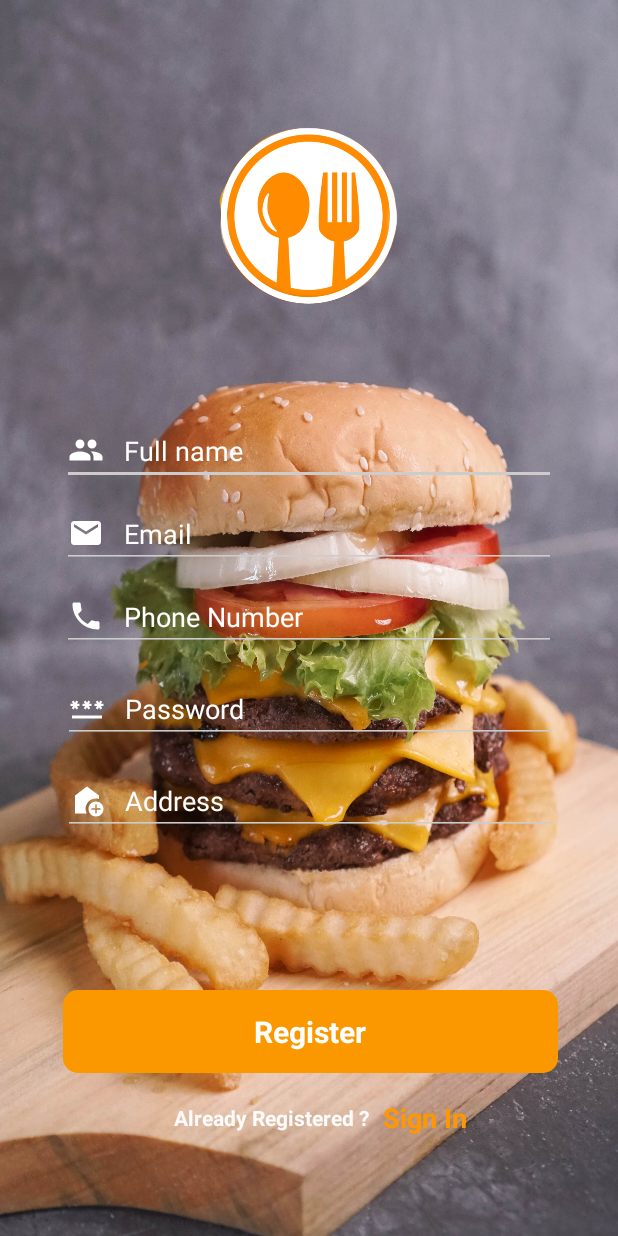
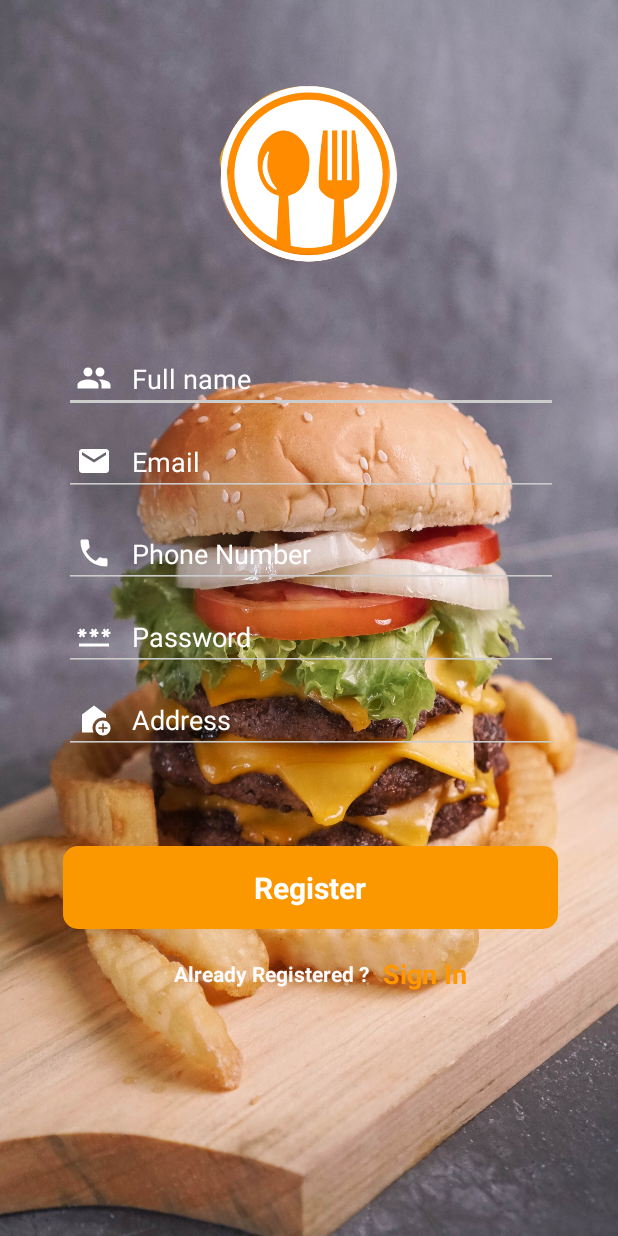
Before and after one commit to minhbebong/FoodDeliveryApp, an Android app: the RegisterActivity screen opened directly, with no data from a screen before it, on a phone screen of 412 x 824 dp. Run offline under Robolectric (Android 15) with nearby library versions, the phone set to English and light mode, and no system bars; our stand-ins replace Room's generated code; Roboto replaces fonts that are not available here; 1 statement that could not run was skipped.

Commit message:
Update activity_register.xml

```diff
--- a/app/src/main/res/layout/activity_register.xml
+++ b/app/src/main/res/layout/activity_register.xml
@@ -24,104 +24,101 @@
         android:id="@+id/edt_fullname"
         android:layout_width="0dp"
         android:layout_height="wrap_content"
-        android:layout_marginTop="60dp"
+        android:layout_marginTop="40dp"
         android:backgroundTint="#CCCCCC"
         android:drawableLeft="@drawable/baseline_people_24"
-
         android:drawablePadding="13dp"
         android:hint="Full name"
         android:inputType="text"
         android:textColor="@color/white"
         android:textColorHint="@color/white"
         android:textCursorDrawable="@drawable/white_cursor"
-        app:layout_constraintEnd_toEndOf="parent"
-        app:layout_constraintStart_toStartOf="parent"
+        android:paddingStart="8dp"
+        app:layout_constraintEnd_toEndOf="@+id/imageView4"
+        app:layout_constraintHorizontal_bias="0.491"
+        app:layout_constraintStart_toStartOf="@+id/imageView4"
         app:layout_constraintTop_toBottomOf="@+id/imageView4"
         app:layout_constraintWidth_percent=".8" />
 
     <EditText
-        android:layout_marginTop="10dp"
-        android:textColor="@color/white"
         android:id="@+id/edt_email"
         android:layout_width="0dp"
-        android:inputType="textEmailAddress"
         android:layout_height="wrap_content"
+        android:layout_marginTop="10dp"
         android:backgroundTint="#CCCCCC"
         android:drawableLeft="@drawable/baseline_email_24"
         android:drawablePadding="13dp"
         android:hint="Email"
-
+        android:inputType="textEmailAddress"
+        android:textColor="@color/white"
         android:textColorHint="@color/white"
-        app:layout_constraintEnd_toEndOf="parent"
-        app:layout_constraintStart_toStartOf="parent"
+        android:paddingStart="8dp"
+        app:layout_constraintEnd_toEndOf="@+id/edt_fullname"
+        app:layout_constraintStart_toStartOf="@+id/edt_fullname"
         app:layout_constraintTop_toBottomOf="@+id/edt_fullname"
         app:layout_constraintWidth_percent=".8" />
 
     <EditText
-        android:layout_marginTop="10dp"
-        android:textColor="@color/white"
         android:id="@+id/edt_phonenumber"
         android:layout_width="0dp"
-        android:inputType="phone|number"
         android:layout_height="wrap_content"
+        android:layout_marginTop="16dp"
         android:backgroundTint="#CCCCCC"
         android:drawableLeft="@drawable/baseline_phone_24"
         android:drawablePadding="13dp"
         android:hint="Phone Number"
+        android:inputType="phone|number"
+        android:textColor="@color/white"
+        android:textColorHint="@color/white"
         android:textCursorDrawable="@drawable/white_cursor"
-        android:textColorHint="@color/white"
-        app:layout_constraintEnd_toEndOf="parent"
-        app:layout_constraintStart_toStartOf="parent"
+        android:paddingStart="8dp"
+        app:layout_constraintEnd_toEndOf="@+id/edt_email"
+        app:layout_constraintStart_toStartOf="@+id/edt_email"
         app:layout_constraintTop_toBottomOf="@+id/edt_email"
         app:layout_constraintWidth_percent=".8" />
-
-
 
     <EditText
         android:id="@+id/edt_password"
         android:layout_width="0dp"
         android:layout_height="wrap_content"
-        android:layout_marginTop="16dp"
-        android:inputType="textPassword"
+        android:layout_marginTop="10dp"
         android:backgroundTint="#CCCCCC"
         android:drawableLeft="@drawable/baseline_password_24"
         android:drawablePadding="13dp"
         android:hint="Password"
-        android:textCursorDrawable="@drawable/white_cursor"
+        android:inputType="textPassword"
         android:textColor="@color/white"
         android:textColorHint="@color/white"
-        app:layout_constraintEnd_toEndOf="parent"
-        app:layout_constraintHorizontal_bias="0.512"
-        app:layout_constraintStart_toStartOf="parent"
+        android:textCursorDrawable="@drawable/white_cursor"
+        android:paddingStart="8dp"
+        app:layout_constraintEnd_toEndOf="@+id/edt_phonenumber"
+        app:layout_constraintStart_toStartOf="@+id/edt_phonenumber"
         app:layout_constraintTop_toBottomOf="@+id/edt_phonenumber"
         app:layout_constraintWidth_percent=".8" />
 
     <EditText
-        android:id="@+id/edt_adress"
+        android:id="@+id/edt_address"
         android:layout_width="0dp"
         android:layout_height="wrap_content"
-        android:layout_marginTop="16dp"
-        android:inputType="text"
+        android:layout_marginTop="10dp"
         android:backgroundTint="#CCCCCC"
         android:drawableLeft="@drawable/baseline_add_home_24"
         android:drawablePadding="13dp"
         android:hint="Address"
-        android:textCursorDrawable="@drawable/white_cursor"
+        android:inputType="text"
         android:textColor="@color/white"
         android:textColorHint="@color/white"
-        app:layout_constraintEnd_toEndOf="parent"
-        app:layout_constraintHorizontal_bias="0.512"
-        app:layout_constraintStart_toStartOf="parent"
+        android:textCursorDrawable="@drawable/white_cursor"
+        android:paddingStart="8dp"
+        app:layout_constraintEnd_toEndOf="@+id/edt_password"
+        app:layout_constraintStart_toStartOf="@+id/edt_password"
         app:layout_constraintTop_toBottomOf="@+id/edt_password"
-        app:layout_constraintWidth_percent=".8"
-        />
-
+        app:layout_constraintWidth_percent=".8" />
 
     <TextView
         android:id="@+id/btn_register"
         android:layout_width="0dp"
         android:layout_height="wrap_content"
-
         android:background="@drawable/rounded_button"
         android:padding="14dp"
         android:text="Register"
@@ -134,8 +131,8 @@
         app:layout_constraintEnd_toEndOf="parent"
         app:layout_constraintHorizontal_bias="0.512"
         app:layout_constraintStart_toStartOf="parent"
-        app:layout_constraintTop_toBottomOf="@+id/edt_adress"
-        app:layout_constraintVertical_bias="0.486"
+        app:layout_constraintTop_toBottomOf="@+id/edt_address"
+        app:layout_constraintVertical_bias="0.23"
         app:layout_constraintWidth_percent=".8" />
 
     <TextView
@@ -155,7 +152,6 @@
     <TextView
         android:layout_width="wrap_content"
         android:layout_height="wrap_content"
-
         android:onClick="login"
         android:text="  Sign In"
         android:textAlignment="center"
@@ -170,12 +166,11 @@
         android:id="@+id/imageView4"
         android:layout_width="150dp"
         android:layout_height="150dp"
-        android:layout_marginTop="68dp"
+        android:layout_marginTop="40dp"
         app:layout_constraintEnd_toEndOf="parent"
         app:layout_constraintHorizontal_bias="0.498"
         app:layout_constraintStart_toStartOf="parent"
         app:layout_constraintTop_toTopOf="@+id/imageView"
         app:srcCompat="@drawable/food_app_icon2" />
 
-
 </androidx.constraintlayout.widget.ConstraintLayout>
```
